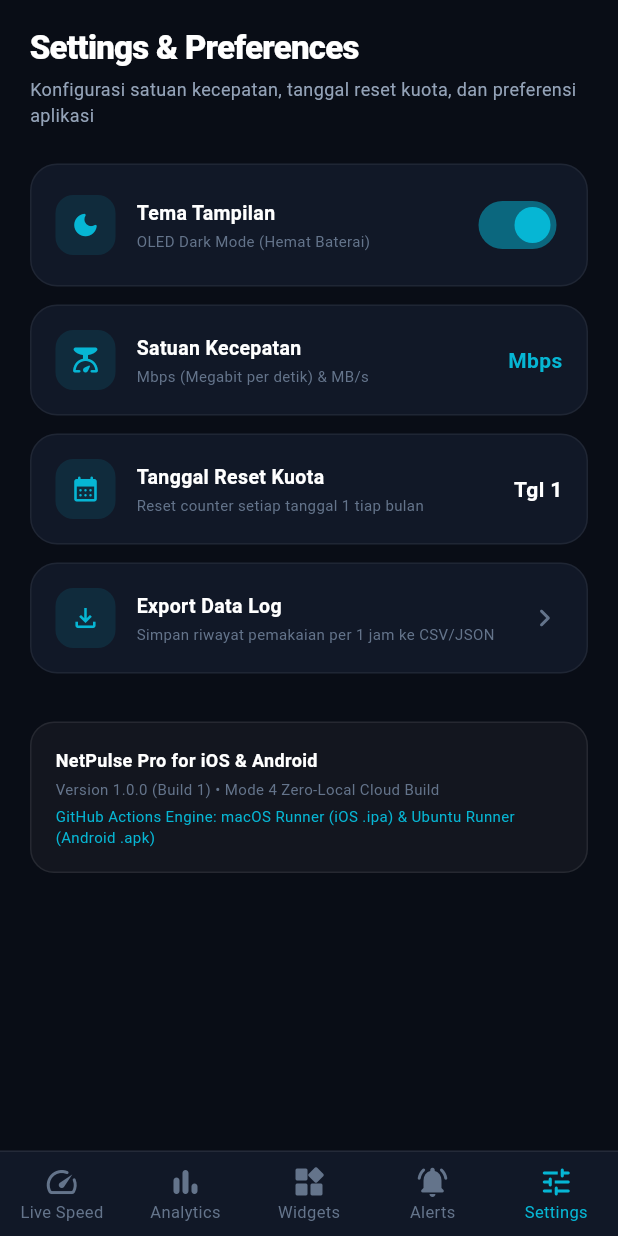
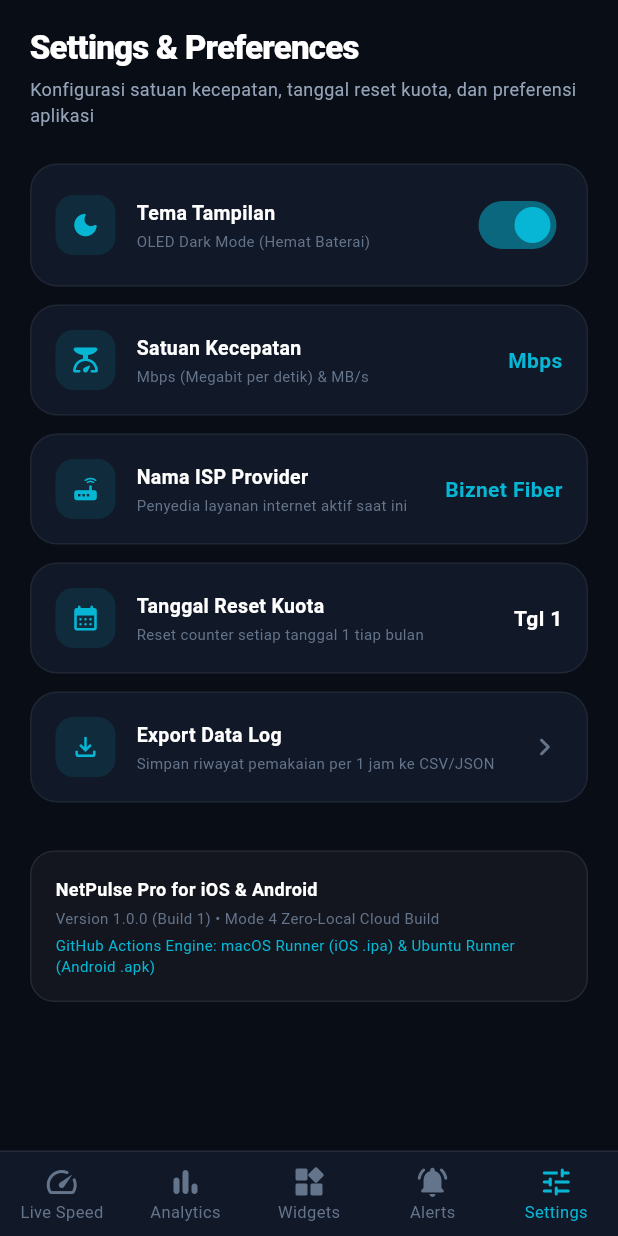
Before and after one commit to curls1337/netpulse-pro, a Flutter app: the screen it shows after launch, item 5 of the bottom bar chosen, on a phone screen of 412 x 824 dp. Run offline on Flutter 3.47's test engine with Material 3 defaults, Android fonts, the phone set to English and light mode, and no system bars.

```diff
--- a/lib/main.dart
+++ b/lib/main.dart
@@ -1264,6 +1264,13 @@ class SettingsTab extends StatelessWidget {
           ),
 
           _settingsTile(
+            icon: Icons.router_rounded,
+            title: 'Nama ISP Provider',
+            desc: 'Penyedia layanan internet aktif saat ini',
+            trailing: Text(networkType.contains('Wi-Fi') ? 'Biznet Fiber' : 'Telkomsel 5G', style: const TextStyle(fontWeight: FontWeight.bold, color: Color(0xFF06B6D4))),
+          ),
+
+          _settingsTile(
             icon: Icons.calendar_month_rounded,
             title: 'Tanggal Reset Kuota',
             desc: 'Reset counter setiap tanggal 1 tiap bulan',
--- a/pubspec.yaml
+++ b/pubspec.yaml
@@ -1,7 +1,7 @@
-name: app_mobile
+name: netpulse_pro
 description: NetPulse Pro - Internet Speed & Data Usage Widget Monitor
 publish_to: "none"
-version: 1.0.0+1
+version: 1.2.0+2
 
 environment:
   sdk: ">=3.0.0 <4.0.0"
```
Also changed, not shown: 1 other file.
